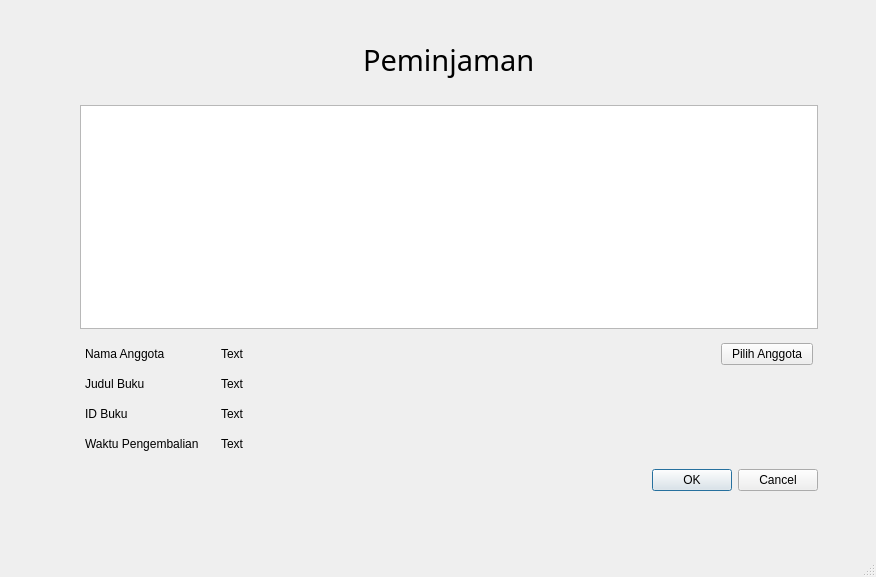
kyraa16/LibraryManagement, file inputpeminjaman.ui: the form before one commit.
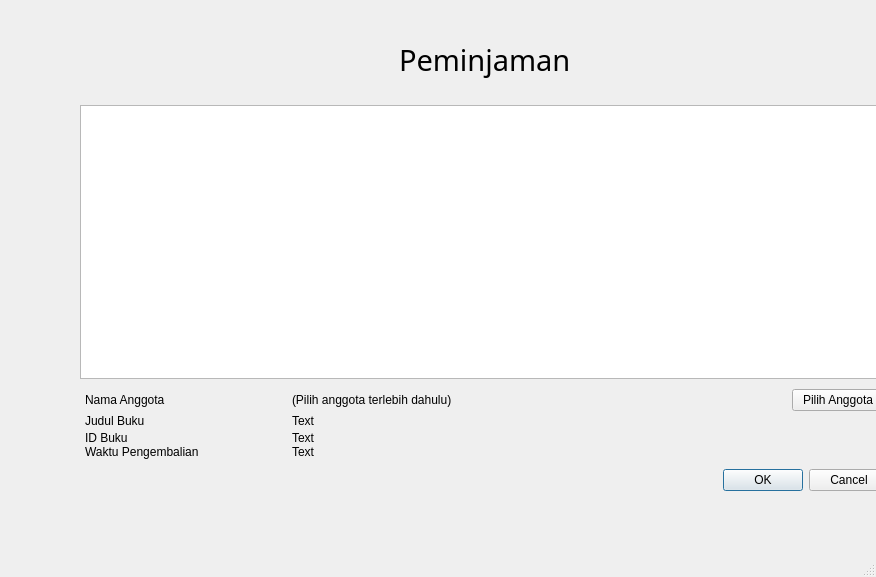
The form after the commit.

```diff
--- a/inputpeminjaman.ui
+++ b/inputpeminjaman.ui
@@ -22,7 +22,7 @@
      <rect>
       <x>80</x>
       <y>40</y>
-      <width>738</width>
+      <width>809</width>
       <height>451</height>
      </rect>
     </property>
@@ -77,10 +77,10 @@
       </layout>
      </item>
      <item>
-      <widget class="QListView" name="listView"/>
+      <widget class="QTableWidget" name="tableWidget"/>
      </item>
      <item>
-      <layout class="QGridLayout" name="gridLayout" columnstretch="1,0,0,0" rowminimumheight="30,30,30,30">
+      <layout class="QGridLayout" name="gridLayout" columnstretch="1,0,0,0">
        <property name="leftMargin">
         <number>5</number>
        </property>
@@ -93,20 +93,6 @@
        <property name="bottomMargin">
         <number>10</number>
        </property>
-       <item row="1" column="2">
-        <widget class="QLabel" name="judulBuku">
-         <property name="text">
-          <string>Text</string>
-         </property>
-        </widget>
-       </item>
-       <item row="0" column="0">
-        <widget class="QLabel" name="label">
-         <property name="text">
-          <string>Nama Anggota  </string>
-         </property>
-        </widget>
-       </item>
        <item row="3" column="0">
         <widget class="QLabel" name="label_6">
          <property name="text">
@@ -114,6 +100,52 @@
          </property>
         </widget>
        </item>
+       <item row="0" column="2">
+        <widget class="QLabel" name="namaAnggota">
+         <property name="minimumSize">
+          <size>
+           <width>500</width>
+           <height>20</height>
+          </size>
+         </property>
+         <property name="maximumSize">
+          <size>
+           <width>200</width>
+           <height>20</height>
+          </size>
+         </property>
+         <property name="text">
+          <string>(Pilih anggota terlebih dahulu)</string>
+         </property>
+        </widget>
+       </item>
+       <item row="1" column="1">
+        <spacer name="horizontalSpacer">
+         <property name="orientation">
+          <enum>Qt::Horizontal</enum>
+         </property>
+         <property name="sizeHint" stdset="0">
+          <size>
+           <width>40</width>
+           <height>20</height>
+          </size>
+         </property>
+        </spacer>
+       </item>
+       <item row="2" column="2">
+        <widget class="QLabel" name="idBuku">
+         <property name="text">
+          <string>Text</string>
+         </property>
+        </widget>
+       </item>
+       <item row="1" column="2">
+        <widget class="QLabel" name="judulBuku">
+         <property name="text">
+          <string>Text</string>
+         </property>
+        </widget>
+       </item>
        <item row="2" column="0">
         <widget class="QLabel" name="label_4">
          <property name="text">
@@ -121,10 +153,10 @@
          </property>
         </widget>
        </item>
-       <item row="2" column="2">
-        <widget class="QLabel" name="idBuku">
+       <item row="0" column="3">
+        <widget class="QPushButton" name="pilihAnggota">
          <property name="text">
-          <string>Text</string>
+          <string>  Pilih Anggota  </string>
          </property>
         </widget>
        </item>
@@ -135,6 +167,13 @@
          </property>
         </widget>
        </item>
+       <item row="0" column="0">
+        <widget class="QLabel" name="label">
+         <property name="text">
+          <string>Nama Anggota  </string>
+         </property>
+        </widget>
+       </item>
        <item row="1" column="0">
         <widget class="QLabel" name="label_2">
          <property name="text">
@@ -142,45 +181,6 @@
          </property>
         </widget>
        </item>
-       <item row="1" column="1">
-        <spacer name="horizontalSpacer">
-         <property name="orientation">
-          <enum>Qt::Horizontal</enum>
-         </property>
-         <property name="sizeHint" stdset="0">
-          <size>
-           <width>40</width>
-           <height>20</height>
-          </size>
-         </property>
-        </spacer>
-       </item>
-       <item row="0" column="3">
-        <widget class="QPushButton" name="pilihAnggota">
-         <property name="text">
-          <string>  Pilih Anggota  </string>
-         </property>
-        </widget>
-       </item>
-       <item row="0" column="2">
-        <widget class="QLabel" name="label_5">
-         <property name="minimumSize">
-          <size>
-           <width>500</width>
-           <height>20</height>
-          </size>
-         </property>
-         <property name="maximumSize">
-          <size>
-           <width>200</width>
-           <height>20</height>
-          </size>
-         </property>
-         <property name="text">
-          <string>Text</string>
-         </property>
-        </widget>
-       </item>
       </layout>
      </item>
      <item>
```
Left out of the diff: 2 changed lines with no effect on the pictures.
